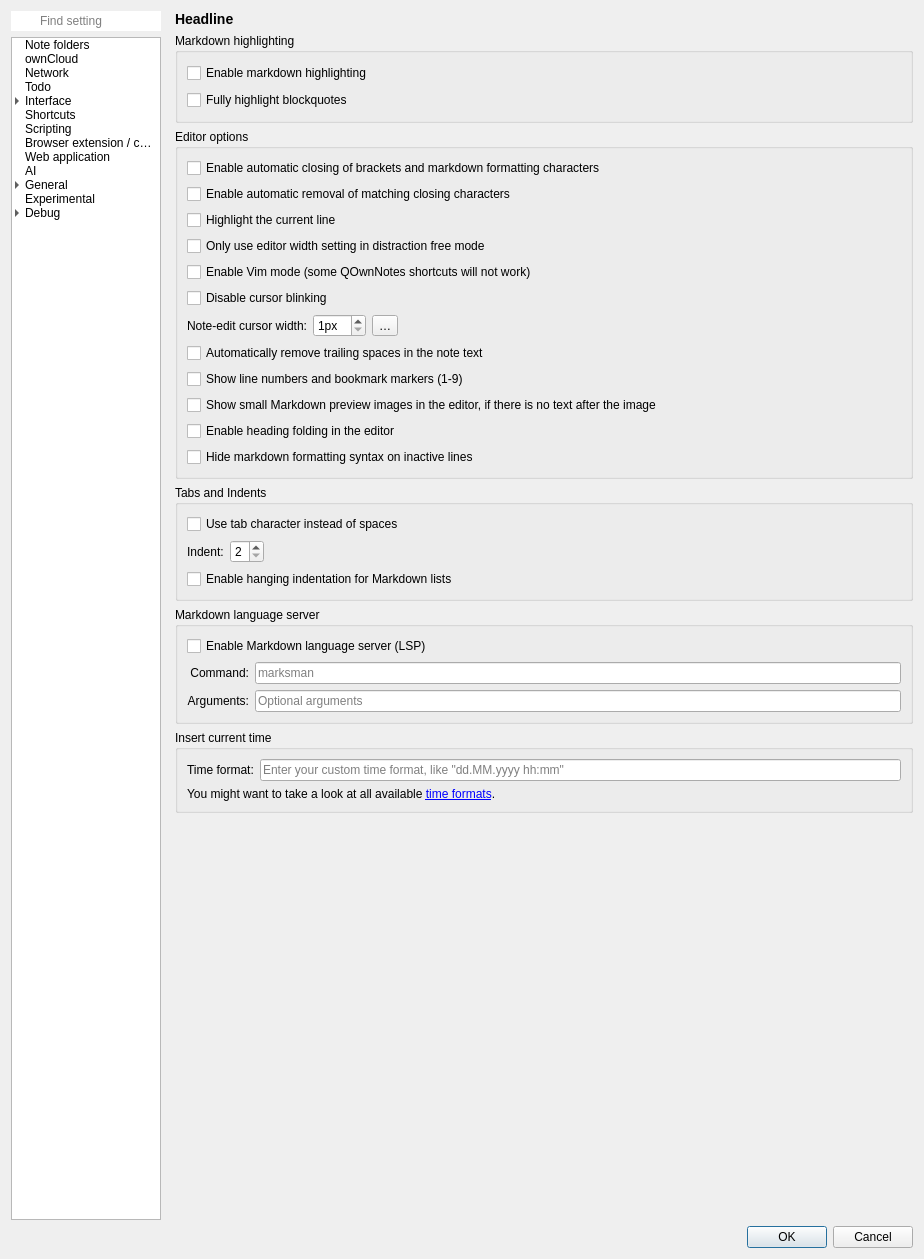
pbek/QOwnNotes, file src/dialogs/settingsdialog.ui: the form before one commit.
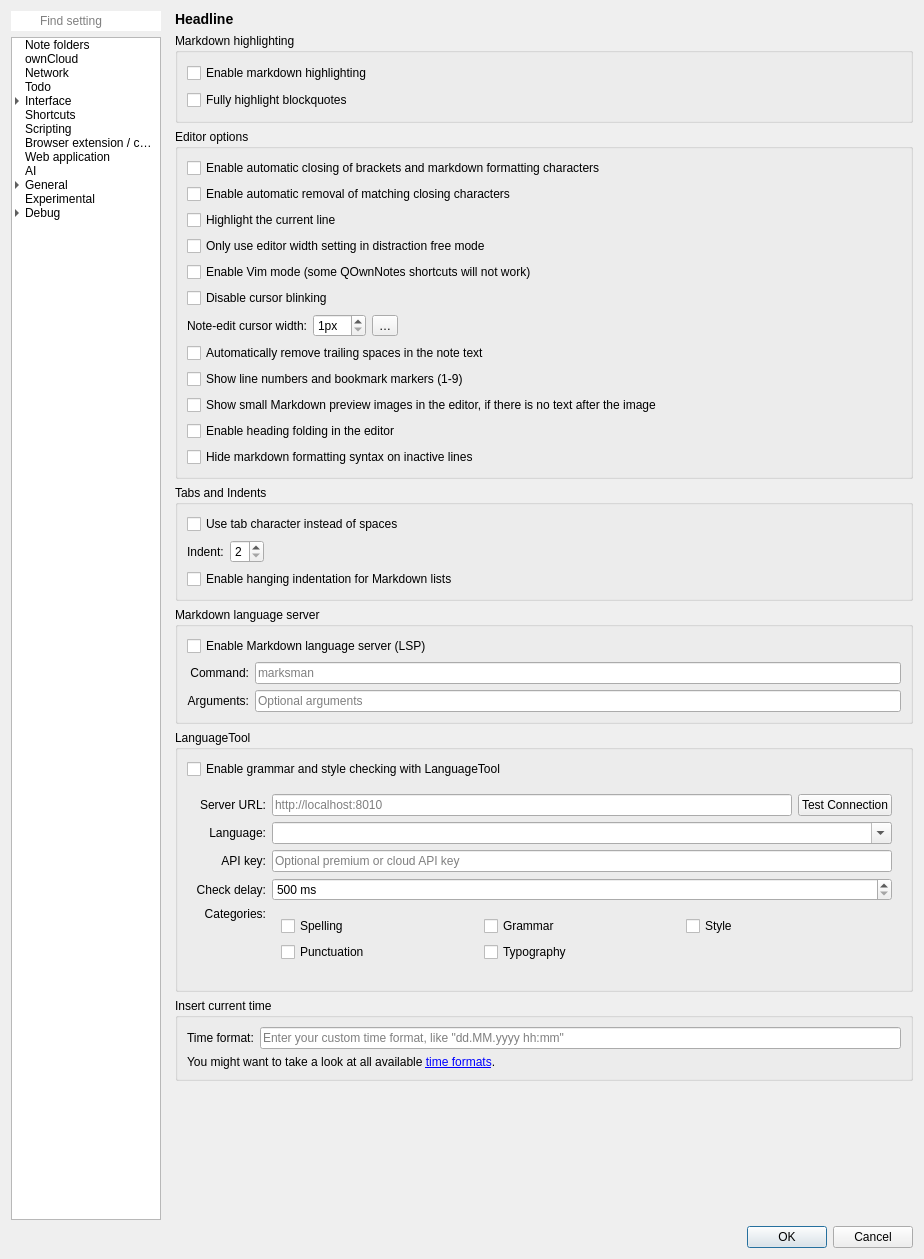
The form after the commit. The open tabs and pages were chosen to show the change. Icons and pictures are not drawn. Custom widgets are drawn as their Qt base class.

```diff
--- a/src/dialogs/settingsdialog.ui
+++ b/src/dialogs/settingsdialog.ui
@@ -5500,6 +5500,169 @@
                </widget>
               </item>
               <item row="4" column="0">
+               <widget class="QGroupBox" name="languageToolGroupBox">
+                <property name="title">
+                 <string>LanguageTool</string>
+                </property>
+                <layout class="QGridLayout" name="gridLayout_languageTool">
+                 <item row="0" column="0" colspan="3">
+                  <widget class="QCheckBox" name="languageToolEnabledCheckBox">
+                   <property name="text">
+                    <string>Enable grammar and style checking with LanguageTool</string>
+                   </property>
+                  </widget>
+                 </item>
+                 <item row="1" column="0" colspan="3">
+                  <widget class="QWidget" name="languageToolOptionsWidget" native="true">
+                   <layout class="QGridLayout" name="gridLayout_languageToolOptions">
+                    <item row="0" column="0">
+                     <widget class="QLabel" name="languageToolServerUrlLabel">
+                      <property name="text">
+                       <string>Server URL:</string>
+                      </property>
+                      <property name="alignment">
+                       <set>Qt::AlignmentFlag::AlignRight|Qt::AlignmentFlag::AlignTrailing|Qt::AlignmentFlag::AlignVCenter</set>
+                      </property>
+                     </widget>
+                    </item>
+                    <item row="0" column="1">
+                     <widget class="QLineEdit" name="languageToolServerUrlLineEdit">
+                      <property name="placeholderText">
+                       <string notr="true">http://localhost:8010</string>
+                      </property>
+                      <property name="clearButtonEnabled">
+                       <bool>true</bool>
+                      </property>
+                     </widget>
+                    </item>
+                    <item row="0" column="2">
+                     <widget class="QPushButton" name="languageToolTestConnectionButton">
+                      <property name="text">
+                       <string>Test Connection</string>
+                      </property>
+                     </widget>
+                    </item>
+                    <item row="1" column="0">
+                     <widget class="QLabel" name="languageToolLanguageLabel">
+                      <property name="text">
+                       <string>Language:</string>
+                      </property>
+                      <property name="alignment">
+                       <set>Qt::AlignmentFlag::AlignRight|Qt::AlignmentFlag::AlignTrailing|Qt::AlignmentFlag::AlignVCenter</set>
+                      </property>
+                     </widget>
+                    </item>
+                    <item row="1" column="1" colspan="2">
+                     <widget class="QComboBox" name="languageToolLanguageComboBox">
+                      <property name="editable">
+                       <bool>true</bool>
+                      </property>
+                     </widget>
+                    </item>
+                    <item row="2" column="0">
+                     <widget class="QLabel" name="languageToolApiKeyLabel">
+                      <property name="text">
+                       <string>API key:</string>
+                      </property>
+                      <property name="alignment">
+                       <set>Qt::AlignmentFlag::AlignRight|Qt::AlignmentFlag::AlignTrailing|Qt::AlignmentFlag::AlignVCenter</set>
+                      </property>
+                     </widget>
+                    </item>
+                    <item row="2" column="1" colspan="2">
+                     <widget class="QLineEdit" name="languageToolApiKeyLineEdit">
+                      <property name="placeholderText">
+                       <string>Optional premium or cloud API key</string>
+                      </property>
+                      <property name="clearButtonEnabled">
+                       <bool>true</bool>
+                      </property>
+                     </widget>
+                    </item>
+                    <item row="3" column="0">
+                     <widget class="QLabel" name="languageToolCheckDelayLabel">
+                      <property name="text">
+                       <string>Check delay:</string>
+                      </property>
+                      <property name="alignment">
+                       <set>Qt::AlignmentFlag::AlignRight|Qt::AlignmentFlag::AlignTrailing|Qt::AlignmentFlag::AlignVCenter</set>
+                      </property>
+                     </widget>
+                    </item>
+                    <item row="3" column="1" colspan="2">
+                     <widget class="QSpinBox" name="languageToolCheckDelaySpinBox">
+                      <property name="minimum">
+                       <number>500</number>
+                      </property>
+                      <property name="maximum">
+                       <number>5000</number>
+                      </property>
+                      <property name="singleStep">
+                       <number>100</number>
+                      </property>
+                      <property name="suffix">
+                       <string> ms</string>
+                      </property>
+                     </widget>
+                    </item>
+                    <item row="4" column="0">
+                     <widget class="QLabel" name="languageToolCategoriesLabel">
+                      <property name="text">
+                       <string>Categories:</string>
+                      </property>
+                      <property name="alignment">
+                       <set>Qt::AlignmentFlag::AlignRight|Qt::AlignmentFlag::AlignTrailing|Qt::AlignmentFlag::AlignTop</set>
+                      </property>
+                     </widget>
+                    </item>
+                    <item row="4" column="1" colspan="2">
+                     <widget class="QWidget" name="languageToolCategoriesWidget" native="true">
+                      <layout class="QGridLayout" name="gridLayout_languageToolCategories">
+                       <item row="0" column="0">
+                        <widget class="QCheckBox" name="languageToolSpellingCheckBox">
+                         <property name="text">
+                          <string>Spelling</string>
+                         </property>
+                        </widget>
+                       </item>
+                       <item row="0" column="1">
+                        <widget class="QCheckBox" name="languageToolGrammarCheckBox">
+                         <property name="text">
+                          <string>Grammar</string>
+                         </property>
+                        </widget>
+                       </item>
+                       <item row="0" column="2">
+                        <widget class="QCheckBox" name="languageToolStyleCheckBox">
+                         <property name="text">
+                          <string>Style</string>
+                         </property>
+                        </widget>
+                       </item>
+                       <item row="1" column="0">
+                        <widget class="QCheckBox" name="languageToolPunctuationCheckBox">
+                         <property name="text">
+                          <string>Punctuation</string>
+                         </property>
+                        </widget>
+                       </item>
+                       <item row="1" column="1">
+                        <widget class="QCheckBox" name="languageToolTypographyCheckBox">
+                         <property name="text">
+                          <string>Typography</string>
+                         </property>
+                        </widget>
+                       </item>
+                      </layout>
+                     </widget>
+                    </item>
+                   </layout>
+                  </widget>
+                 </item>
+                </layout>
+               </widget>
+              </item>
+              <item row="5" column="0">
                <widget class="QGroupBox" name="groupBox_21">
                 <property name="toolTip">
                  <string>Here you can set your own time format for inserting the current time into a note.</string>
@@ -5538,7 +5701,7 @@
                </layout>
               </widget>
              </item>
-              <item row="5" column="0">
+              <item row="6" column="0">
                <spacer name="verticalSpacer_12">
                 <property name="orientation">
                  <enum>Qt::Vertical</enum>
```
Left out of the diff: 12 changed lines with no effect on the pictures.
